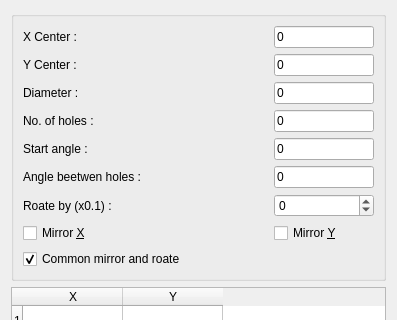
Qt form src/bhctabform.ui (GCodeProjects/GCodeWorkShop) before a commit; both pictures show x 0 to 397 and y 0 to 320 of the 397 by 489 pixel window.
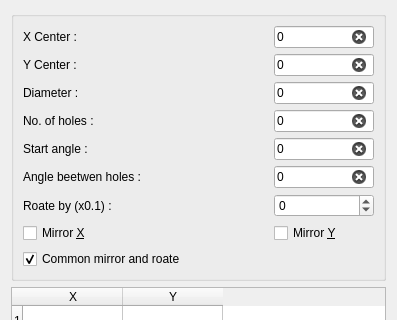
The same form after that commit.

What changed in the file:
```diff
--- a/src/bhctabform.ui
+++ b/src/bhctabform.ui
@@ -211,6 +211,9 @@
           <property name="maxLength">
            <number>7</number>
           </property>
+          <property name="clearButtonEnabled">
+           <bool>true</bool>
+          </property>
          </widget>
         </item>
         <item row="4" column="1">
@@ -233,6 +236,9 @@
           <property name="maxLength">
            <number>7</number>
           </property>
+          <property name="clearButtonEnabled">
+           <bool>true</bool>
+          </property>
          </widget>
         </item>
         <item row="2" column="1">
@@ -255,6 +261,9 @@
           <property name="maxLength">
            <number>8</number>
           </property>
+          <property name="clearButtonEnabled">
+           <bool>true</bool>
+          </property>
          </widget>
         </item>
         <item row="1" column="1">
@@ -277,6 +286,9 @@
           <property name="maxLength">
            <number>9</number>
           </property>
+          <property name="clearButtonEnabled">
+           <bool>true</bool>
+          </property>
          </widget>
         </item>
         <item row="0" column="1">
@@ -299,6 +311,9 @@
           <property name="maxLength">
            <number>9</number>
           </property>
+          <property name="clearButtonEnabled">
+           <bool>true</bool>
+          </property>
          </widget>
         </item>
         <item row="3" column="1">
@@ -321,6 +336,9 @@
           <property name="maxLength">
            <number>3</number>
           </property>
+          <property name="clearButtonEnabled">
+           <bool>true</bool>
+          </property>
          </widget>
         </item>
        </layout>
```
Left out of the diff: 6 changed lines with no effect on the pictures.
